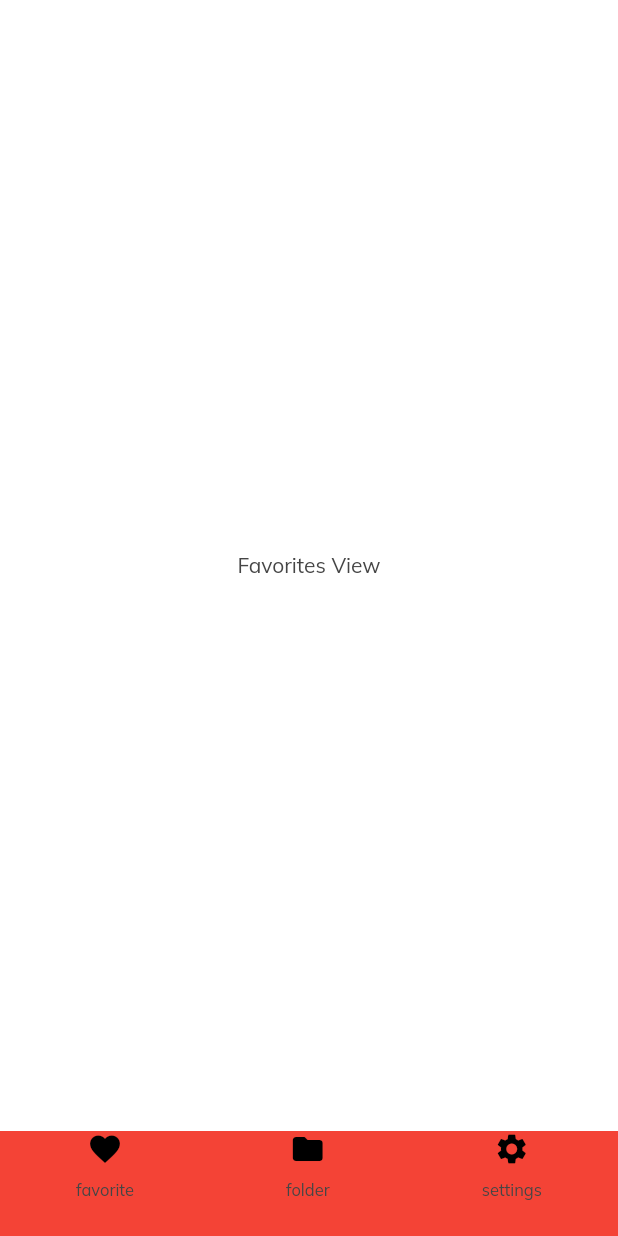
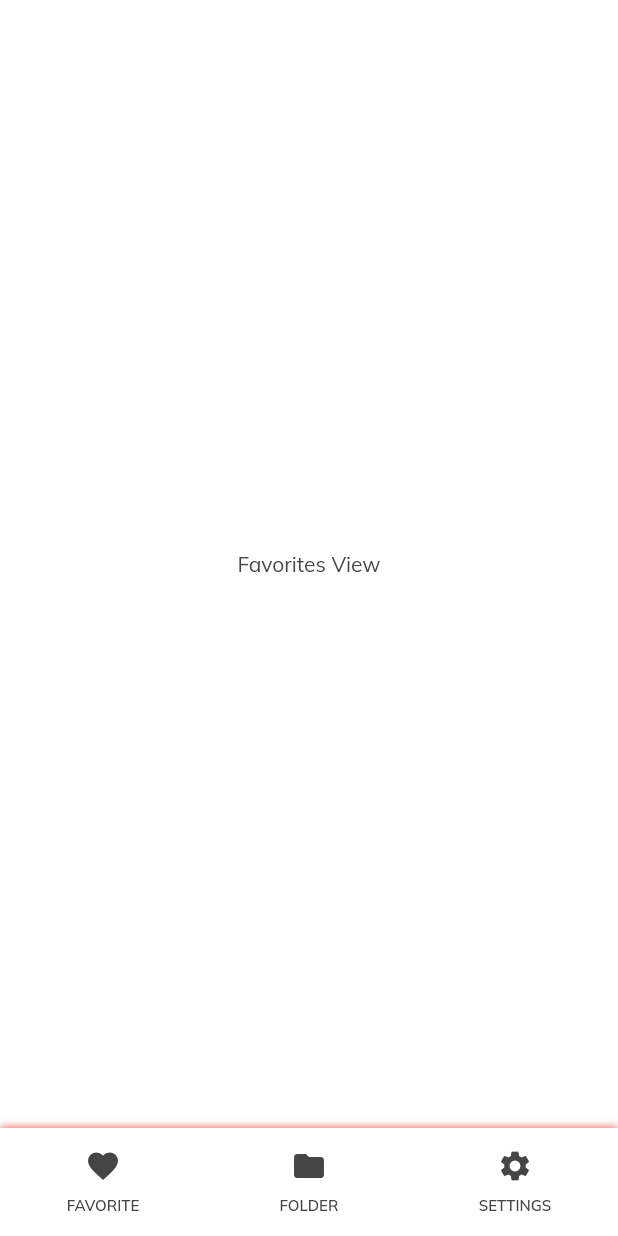
Before and after one commit to LUHMLLO/MDC-Catalog, a Flutter app: the screen it shows after launch, on a phone screen of 412 x 824 dp. Run offline on Flutter 3.47's test engine with Material 2 defaults, Android fonts, the phone set to English and light mode, and no system bars; our stand-ins replace google_fonts.

Commit message:
working on bottom nav buttons

```diff
--- a/lib/screens.dart
+++ b/lib/screens.dart
@@ -30,7 +30,6 @@ class ScreensScaffold extends StatelessWidget {
       bottomNavigationBar: BottomNav(
         onItemSelected: (index) {
           pageIndex.value = index;
-          print(index);
         },
       ),
     );
--- a/lib/src/components/bottom_nav.dart
+++ b/lib/src/components/bottom_nav.dart
@@ -11,7 +11,18 @@ class BottomNav extends StatelessWidget {
   @override
   Widget build(BuildContext context) {
     return Container(
+      color: Colors.white,
+      decoration: BoxDecoration(
+        color: Colors.teal,
+        borderRadius: BorderRadius.circular(0),
+        boxShadow: const [
+          BoxShadow(
             color: Colors.red,
+            blurRadius: 4,
+            offset: Offset(0, 0), // Shadow position
+          ),
+        ],
+      ),
       child: Row(
         mainAxisAlignment: MainAxisAlignment.spaceAround,
         children: [
@@ -61,22 +72,29 @@ class _NavItem extends StatelessWidget {
         onTap(index);
       },
       child: SizedBox(
-        height: 70,
+        width: 100,
+        height: 72,
+        //padding: const EdgeInsets.all(24.0),
+        child: Center(
           child: Column(
+            mainAxisSize: MainAxisSize.min,
             children: [
               Icon(
                 icon,
                 size: 24,
-              color: Colors.black,
               ),
               const SizedBox(
                 height: 8,
               ),
               Text(
-              label,
-              style: const TextStyle(fontSize: 11),
+                label.toUpperCase(),
+                style: const TextStyle(
+                  fontSize: 10,
+                  fontWeight: FontWeight.w600,
+                ),
               ),
             ],
+          ),
         ),
       ),
     );
```
Lines whose indentation alone changed are shown as unchanged.
